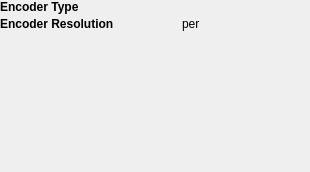
Qt form acq4/devices/PositionEncoder/devGuiTemplate.ui (acq4/acq4) before a commit.
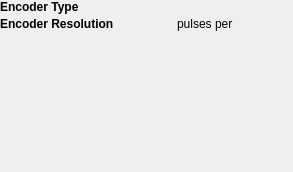
The same form after that commit.

Commit message: bug fixes : DevGui is now laoding without error

What changed in the file:
```diff
--- a/acq4/devices/PositionEncoder/devGuiTemplate.ui
+++ b/acq4/devices/PositionEncoder/devGuiTemplate.ui
@@ -6,7 +6,7 @@
    <rect>
     <x>0</x>
     <y>0</y>
-    <width>310</width>
+    <width>293</width>
     <height>172</height>
    </rect>
   </property>
@@ -71,7 +71,7 @@
    <item row="1" column="2">
     <widget class="QLabel" name="label_4">
      <property name="text">
-      <string>per</string>
+      <string>pulses per</string>
      </property>
     </widget>
    </item>
@@ -84,6 +84,17 @@
    </item>
    <item row="1" column="1">
     <widget class="QLabel" name="ResolutionLabel">
+     <property name="font">
+      <font>
+       <stylestrategy>PreferDefault</stylestrategy>
+      </font>
+     </property>
+     <property name="contextMenuPolicy">
+      <enum>Qt::DefaultContextMenu</enum>
+     </property>
+     <property name="layoutDirection">
+      <enum>Qt::RightToLeft</enum>
+     </property>
      <property name="text">
       <string/>
      </property>
```
The commit also changes 2 other files.
